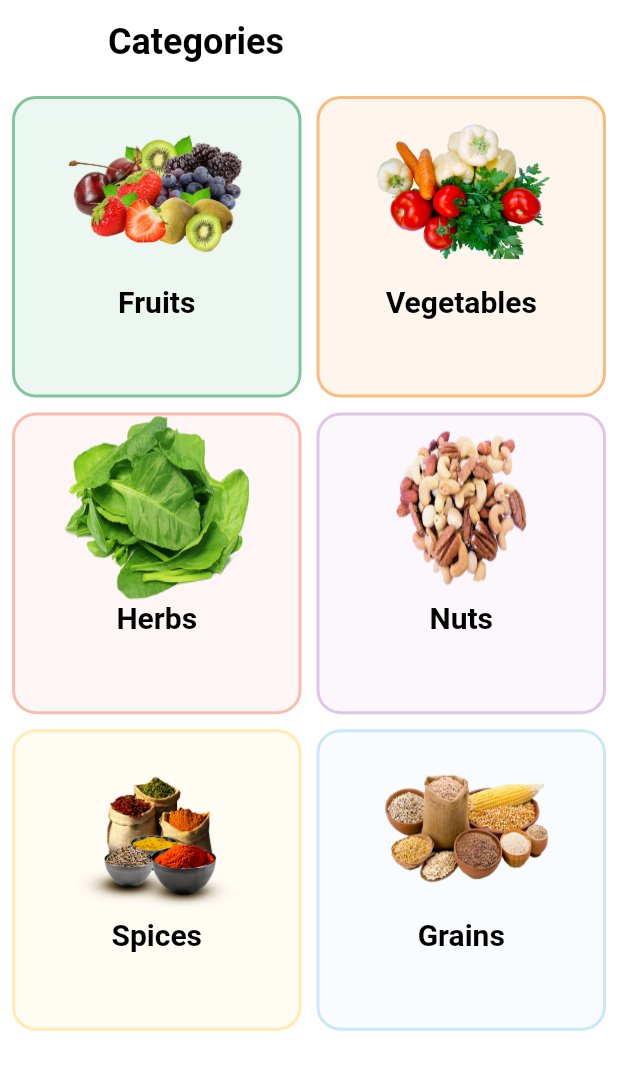
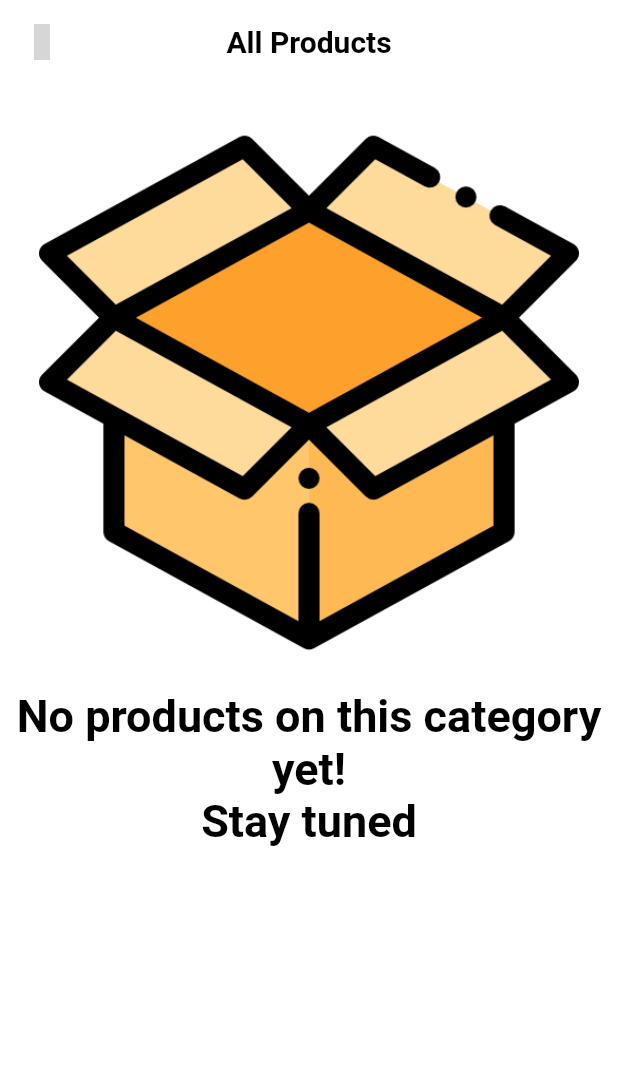
Before and after one commit to ttoghere/tkecom, a Flutter app: the CategoriesScreen screen opened directly, after a tap on "Spices", on a phone screen of 412 x 824 dp. Shown: the top 1070 px of the screen. Run offline on Flutter 3.47's test engine with Material 2 defaults, Android fonts, the phone set to English and light mode, and no system bars; our stand-ins replace badges, card_swiper, fancy_shimmer_image, flutter_iconly, shared_preferences; missing offline and left inert: shared_preferences_web; accounts and stored records are empty; grey boxes are pictures that could not be loaded.

Commit message:
What i did ?? && Next on:
Did?:
I have started to cart feature and implementation like you can see on commit files
Next on:
Continue of Cart, Wishlist, Viewed recently. After that i will start to firebase actions on this app and web admin panel

```diff
--- /dev/null
+++ b/lib/inner_screens/cat_screen.dart
@@ -0,0 +1,116 @@
+import 'package:flutter/material.dart';
+import 'package:provider/provider.dart';
+import 'package:tkecom/inner_screens/on_sale_screen.dart';
+import 'package:tkecom/models/products_model.dart';
+import 'package:tkecom/provider/products_provider.dart';
+import 'package:tkecom/widgets/widgets_shelf.dart';
+
+import '../services/utils.dart';
+
+class CategoryScreen extends StatefulWidget {
+  static const routeName = "/CategoryScreenState";
+  const CategoryScreen({Key? key}) : super(key: key);
+
+  @override
+  State<CategoryScreen> createState() => _CategoryScreenState();
+}
+
+class _CategoryScreenState extends State<CategoryScreen> {
+  final TextEditingController? _searchTextController = TextEditingController();
+  final FocusNode _searchTextFocusNode = FocusNode();
+  @override
+  void dispose() {
+    _searchTextController!.dispose();
+    _searchTextFocusNode.dispose();
+    super.dispose();
+  }
+
+  @override
+  Widget build(BuildContext context) {
+    final Color color = Utils(context).color;
+    Size size = Utils(context).getScreenSize;
+    ProductsProvider productProviders = context.read<ProductsProvider>();
+    var categoryName = ModalRoute.of(context)!.settings.arguments as String;
+    List<ProductModel> productByCat =
+        productProviders.findByCategory(categoryName: categoryName);
+    return Scaffold(
+      appBar: AppBar(
+        leading: const BackWidget(),
+        elevation: 0,
+        backgroundColor: Theme.of(context).scaffoldBackgroundColor,
+        centerTitle: true,
+        title: TextWidget(
+          text: 'All Products',
+          color: color,
+          textSize: 20.0,
+          isTitle: true,
+        ),
+      ),
+      body: productByCat.isEmpty
+          ? EmptyProductsListWidget(
+              color: color,
+              text: 'No products on this category yet!\nStay tuned',
+            )
+          : SingleChildScrollView(
+              child: Column(
+                children: [
+                  Padding(
+                    padding: const EdgeInsets.all(8.0),
+                    child: SizedBox(
+                      height: kBottomNavigationBarHeight,
+                      child: TextField(
+                        focusNode: _searchTextFocusNode,
+                        controller: _searchTextController,
+                        onChanged: (valuee) {
+                          setState(() {});
+                        },
+                        decoration: InputDecoration(
+                          focusedBorder: OutlineInputBorder(
+                            borderRadius: BorderRadius.circular(12),
+                            borderSide: const BorderSide(
+                                color: Colors.greenAccent, width: 1),
+                          ),
+                          enabledBorder: OutlineInputBorder(
+                            borderRadius: BorderRadius.circular(12),
+                            borderSide: const BorderSide(
+                                color: Colors.greenAccent, width: 1),
+                          ),
+                          hintText: "What's in your mind",
+                          prefixIcon: const Icon(Icons.search),
+                          suffix: IconButton(
+                            onPressed: () {
+                              _searchTextController!.clear();
+                              _searchTextFocusNode.unfocus();
+                            },
+                            icon: Icon(
+                              Icons.close,
+                              color: _searchTextFocusNode.hasFocus
+                                  ? Colors.red
+                                  : color,
+                            ),
+                          ),
+                        ),
+                      ),
+                    ),
+                  ),
+                  GridView.count(
+                    shrinkWrap: true,
+                    physics: const NeverScrollableScrollPhysics(),
+                    crossAxisCount: 2,
+                    padding: EdgeInsets.zero,
+                    // crossAxisSpacing: 10,
+                    childAspectRatio: size.width / (size.height * 0.59),
+                    children: List.generate(
+                      productByCat.length,
+                      (index) => ChangeNotifierProvider.value(
+                        value: productByCat[index],
+                        child: FeedsWidget(),
+                      ),
+                    ),
+                  ),
+                ],
+              ),
+            ),
+    );
+  }
+}
--- a/lib/inner_screens/on_sale_screen.dart
+++ b/lib/inner_screens/on_sale_screen.dart
@@ -27,28 +27,9 @@ class OnSaleScreen extends StatelessWidget {
         ),
       ),
       body: onSaleProducts.isEmpty
-          ? Center(
-              child: Padding(
-                padding: const EdgeInsets.all(8.0),
-                child: Column(
-                  children: [
-                    Padding(
-                      padding: const EdgeInsets.all(18.0),
-                      child: Image.asset(
-                        'assets/images/box.png',
-                      ),
-                    ),
-                    Text(
-                      'No products on sale yet!,\nStay tuned',
-                      textAlign: TextAlign.center,
-                      style: TextStyle(
-                          color: color,
-                          fontSize: 30,
-                          fontWeight: FontWeight.w700),
-                    ),
-                  ],
-                ),
-              ),
+          ? EmptyProductsListWidget(
+              color: color,
+              text: 'No products on sale yet!,\nStay tuned',
             )
           : GridView.count(
               crossAxisCount: 2,
@@ -63,3 +44,39 @@ class OnSaleScreen extends StatelessWidget {
     );
   }
 }
+
+class EmptyProductsListWidget extends StatelessWidget {
+  const EmptyProductsListWidget({
+    super.key,
+    required this.color,
+    required this.text,
+  });
+
+  final String text;
+  final Color color;
+
+  @override
+  Widget build(BuildContext context) {
+    return Center(
+      child: Padding(
+        padding: const EdgeInsets.all(8.0),
+        child: Column(
+          children: [
+            Padding(
+              padding: const EdgeInsets.all(18.0),
+              child: Image.asset(
+                'assets/images/box.png',
+              ),
+            ),
+            Text(
+              text,
+              textAlign: TextAlign.center,
+              style: TextStyle(
+                  color: color, fontSize: 30, fontWeight: FontWeight.w700),
+            ),
+          ],
+        ),
+      ),
+    );
+  }
+}
--- a/lib/main.dart
+++ b/lib/main.dart
@@ -1,7 +1,9 @@
 import 'package:flutter/material.dart';
 import 'package:provider/provider.dart';
 import 'package:tkecom/consts/consts_shelf.dart';
+import 'package:tkecom/inner_screens/cat_screen.dart';
 import 'package:tkecom/inner_screens/inner_screens_shelf.dart';
+import 'package:tkecom/provider/cart_provider.dart';
 import 'package:tkecom/provider/dark_theme_provider.dart';
 import 'package:tkecom/provider/products_provider.dart';
 import 'package:tkecom/screens/btm_bar.dart';
@@ -42,6 +44,9 @@ class _MyAppState extends State<MyApp> {
         ChangeNotifierProvider(create: (_) {
           return ProductsProvider();
         }),
+        ChangeNotifierProvider(create: (_) {
+          return CartProvider();
+        })
       ],
       child:
           Consumer<DarkThemeProvider>(builder: (context, themeProvider, child) {
@@ -64,6 +69,7 @@ class _MyAppState extends State<MyApp> {
               LoginScreen.routeName: (ctx) => const LoginScreen(),
               ForgetPasswordScreen.routeName: (ctx) =>
                   const ForgetPasswordScreen(),
+              CategoryScreen.routeName: (context) => const CategoryScreen()
             });
       }),
     );
--- /dev/null
+++ b/lib/models/cart_model.dart
@@ -0,0 +1,13 @@
+// ignore_for_file: public_member_api_docs, sort_constructors_first
+import 'package:flutter/material.dart';
+
+class CartModel with ChangeNotifier {
+  final String id;
+  final String productId;
+  final int quantity;
+  CartModel({
+    required this.id,
+    required this.productId,
+    required this.quantity,
+  });
+}
--- a/lib/provider/products_provider.dart
+++ b/lib/provider/products_provider.dart
@@ -298,4 +298,13 @@ class ProductsProvider with ChangeNotifier {
   ProductModel findProdById({required String productId}) {
     return _productsList.firstWhere((element) => element.id == productId);
   }
+
+  List<ProductModel> findByCategory({required String categoryName}) {
+    List<ProductModel> _categoryList = _productsList
+        .where((element) => element.productCategoryName
+            .toLowerCase()
+            .contains(categoryName.toLowerCase()))
+        .toList();
+    return _categoryList;
+  }
 }
--- a/lib/widgets/categories_widget.dart
+++ b/lib/widgets/categories_widget.dart
@@ -2,6 +2,7 @@ import 'dart:developer';
 
 import 'package:flutter/material.dart';
 import 'package:provider/provider.dart';
+import 'package:tkecom/inner_screens/cat_screen.dart';
 import 'package:tkecom/provider/provider_shelf.dart';
 import 'package:tkecom/widgets/widgets_shelf.dart';
 
@@ -23,7 +24,8 @@ class CategoriesWidget extends StatelessWidget {
     final Color color = themeState.getDarkTheme ? Colors.white : Colors.black;
     return InkWell(
       onTap: () {
-        log('Category pressed');
+          Navigator.of(context).pushNamed(CategoryScreen.routeName,
+                arguments: catText);
       },
       child: Container(
         // height: _screenWidth * 0.6,
```
Also changed, not shown: lib/provider/cart_provider.dart (added, +52 -0 lines), lib/screens/btm_bar.dart (+6 -1 lines), lib/screens/cart/cart_screen.dart (+17 -8 lines), lib/screens/cart/widgets/cart_widget.dart (+37 -12 lines), lib/widgets/feed_items.dart (+10 -2 lines), lib/widgets/on_sale_widget.dart (+8 -1 lines).
